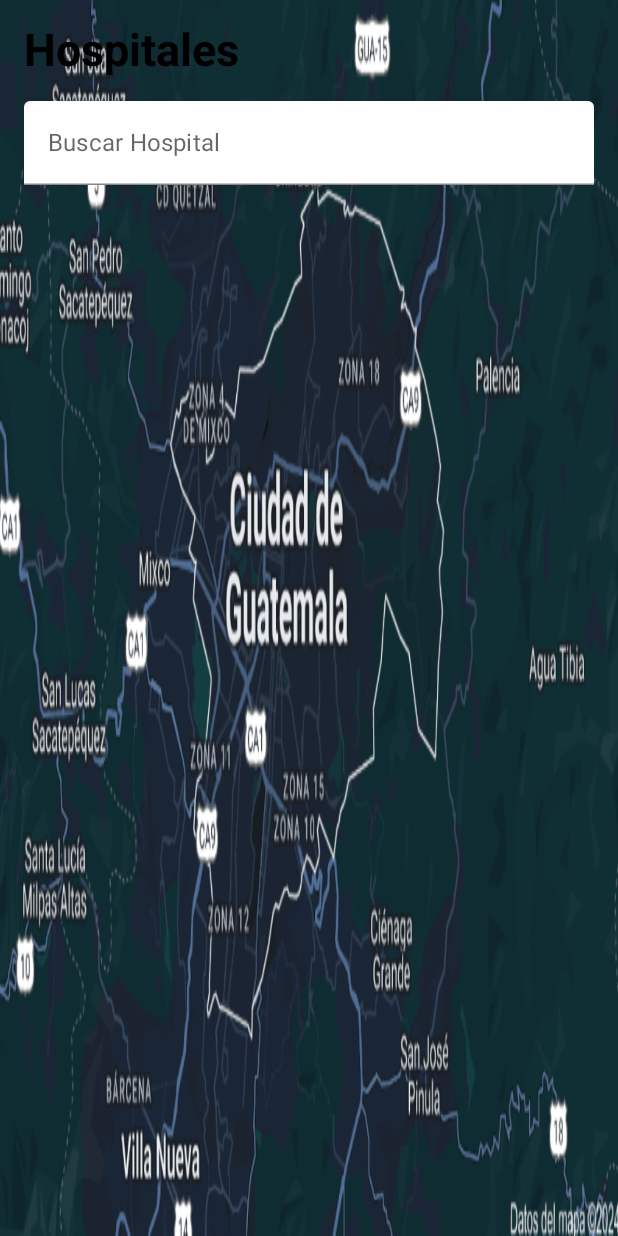
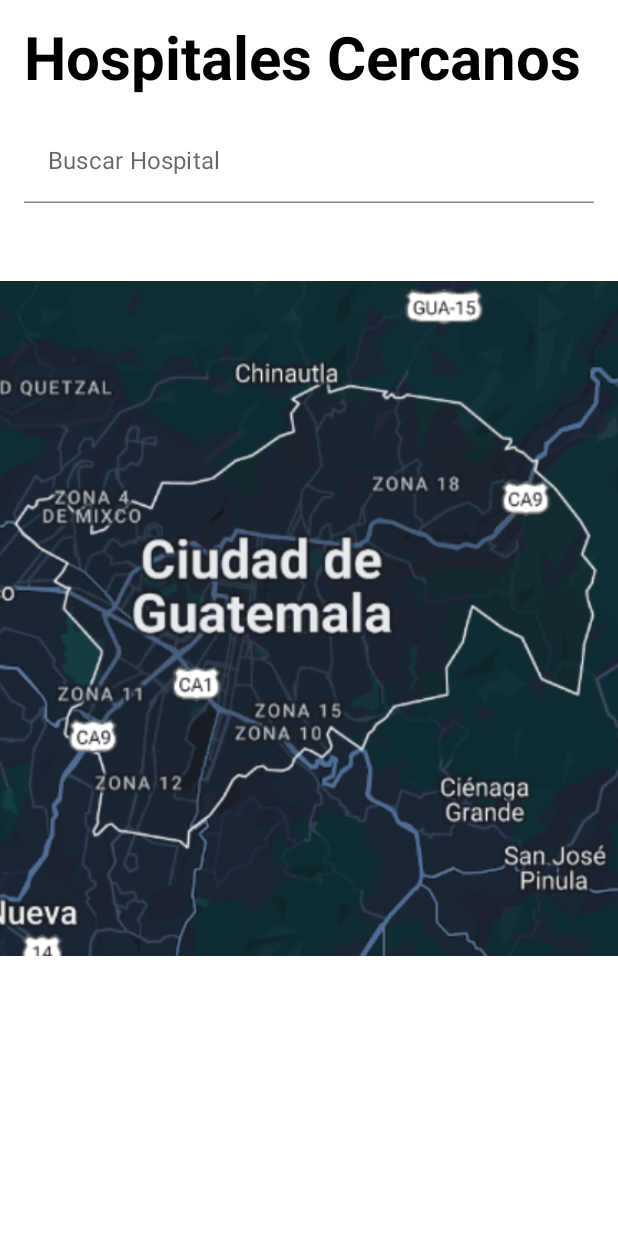
Before and after one commit to Ninaswiftie09/Proyecto_PlataformasMoviles, an Android app built with Jetpack Compose: the HospitalsScreen screen opened through its navigation route, on a phone screen of 412 x 824 dp. Run offline under Robolectric (Android 15) with nearby library versions, the phone set to English and light mode, and no system bars.

Commit message:
update hospitales 2

```diff
--- a/Boton_SOS/app/src/main/java/com/example/boton_sos/MainActivity.kt
+++ b/Boton_SOS/app/src/main/java/com/example/boton_sos/MainActivity.kt
@@ -425,11 +425,14 @@ fun HospitalsScreen(navController: NavHostController) {
             .fillMaxSize()
             .background(Color.White)
     ) {
+
         Image(
             painter = painterResource(id = R.drawable.mapa),
             contentDescription = "Mapa",
-            modifier = Modifier.fillMaxSize(),
-            contentScale = ContentScale.FillBounds
+            modifier = Modifier
+                .size(450.dp)
+                .align(Alignment.Center),
+            contentScale = ContentScale.Crop
         )
 
         Column(
@@ -439,8 +442,8 @@ fun HospitalsScreen(navController: NavHostController) {
             verticalArrangement = Arrangement.Top
         ) {
             Text(
-                text = "Hospitales",
-                fontSize = 30.sp,
+                text = "Hospitales Cercanos",
+                fontSize = 40.sp,
                 fontWeight = FontWeight.Bold,
                 color = Color.Black,
                 modifier = Modifier.padding(bottom = 16.dp)
@@ -461,6 +464,7 @@ fun HospitalsScreen(navController: NavHostController) {
     }
 }
 
+
 @Composable
 fun Background() {
     Image(
```
